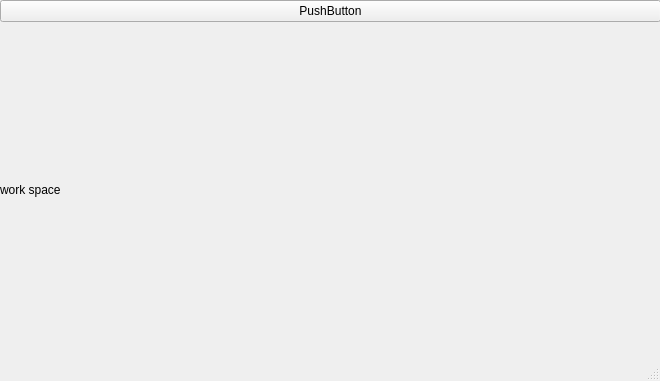
Qt form des_20190620.ui (linpeng109/py_20190617) before a commit.
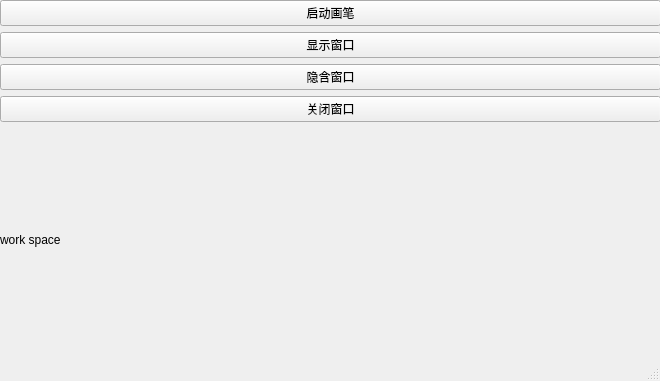
The same form after that commit.

Diff of the .ui file:
```diff
--- a/des_20190620.ui
+++ b/des_20190620.ui
@@ -30,7 +30,28 @@
      <item>
       <widget class="QPushButton" name="pushButton">
        <property name="text">
-        <string>PushButton</string>
+        <string>启动画笔</string>
+       </property>
+      </widget>
+     </item>
+     <item>
+      <widget class="QPushButton" name="pushButton_2">
+       <property name="text">
+        <string>显示窗口</string>
+       </property>
+      </widget>
+     </item>
+     <item>
+      <widget class="QPushButton" name="pushButton_3">
+       <property name="text">
+        <string>隐含窗口</string>
+       </property>
+      </widget>
+     </item>
+     <item>
+      <widget class="QPushButton" name="pushButton_4">
+       <property name="text">
+        <string>关闭窗口</string>
        </property>
       </widget>
      </item>
```
